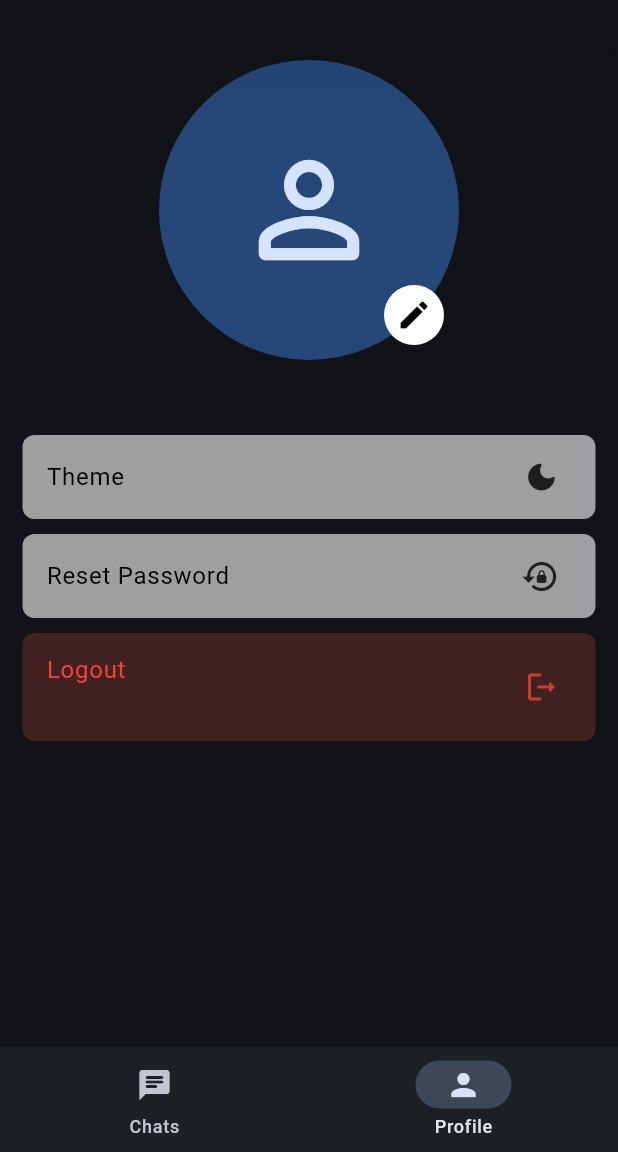
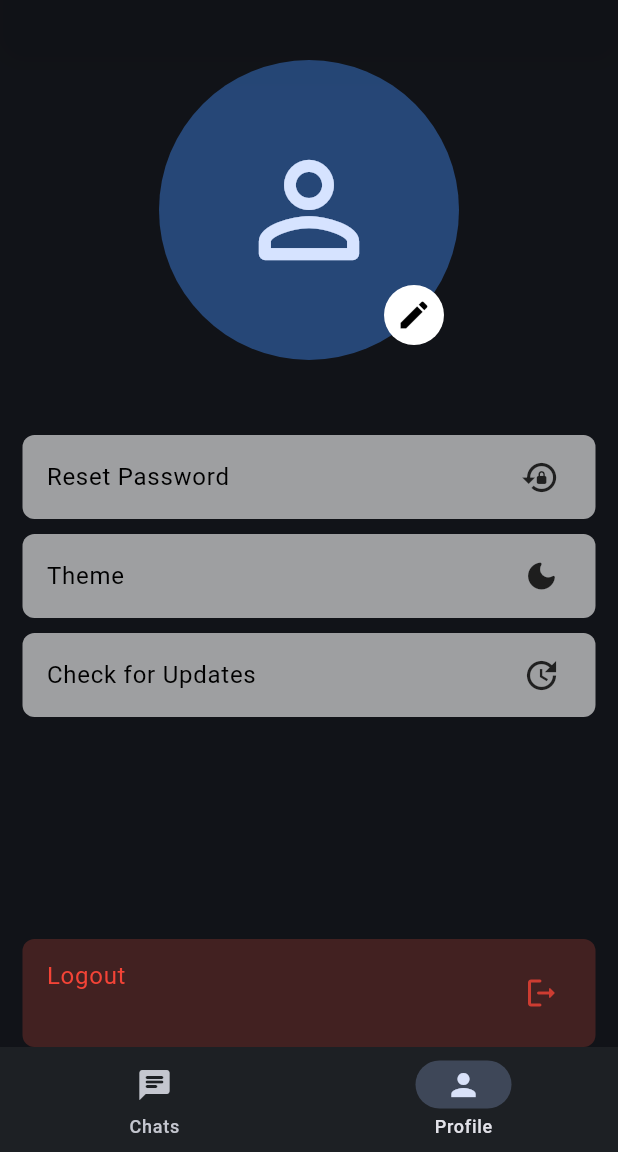
Before and after one commit to vrndv/Minty, a Flutter app: the screen it shows once a user with an empty profile is signed in, item 2 of the bottom bar chosen, after a tap on "Reset Password", on a phone screen of 412 x 824 dp, the part 84-1236 px from its top. Run offline on Flutter 3.47's test engine with Material 3 defaults, Android fonts, the phone set to English and light mode, and no system bars; our stand-ins replace cloud_firestore, firebase_auth, firebase_core, rive; missing offline and left inert: keyboard_visibility_pro; accounts and stored records are empty; network calls fail.

Commit message:
added notifiers for profanity toggle ans app version checks

```diff
--- a/lib/dataNotifiers/notifier.dart
+++ b/lib/dataNotifiers/notifier.dart
@@ -7,3 +7,6 @@ ValueNotifier<String> currentEmail = ValueNotifier("guest@gmail.com");
 ValueNotifier<bool> currentTheme = ValueNotifier(false); //true = light
 ValueNotifier<String> userID = ValueNotifier("Null");
 ValueNotifier<bool> isSearch=ValueNotifier(false);
+ValueNotifier<bool> isProfanity=ValueNotifier(true);
+ValueNotifier<int> newVer = ValueNotifier(1);
+ValueNotifier<int> currVer = ValueNotifier(21);
--- a/lib/screen/home/navbar.dart
+++ b/lib/screen/home/navbar.dart
@@ -20,7 +20,29 @@ class _NavbarState extends State<Navbar> {
               icon: Icon(Icons.chat_rounded),
               label: "Chats",
             ),
-            NavigationDestination(icon: Icon(Icons.person), label: "Profile"),
+            NavigationDestination(icon: SizedBox(
+                height: 25,
+                width: 25,
+                child: Stack(
+                  alignment: Alignment.center,
+                  children: [
+                    Icon(
+                      Icons.person,
+                    ),
+
+                    (currVer.value < newVer.value)
+                        ? Align(
+                            alignment: Alignment.topRight,
+                            child: Icon(
+                              Icons.lens_rounded,
+                              color: Colors.red,
+                              size: 7,
+                            ),
+                          )
+                        : Text(""),
+                  ],
+                ),
+              ), label: "Profile"),
           ],
           height: 70,
           selectedIndex: currentPage,
--- a/lib/screen/views/pages/profile.dart
+++ b/lib/screen/views/pages/profile.dart
@@ -1,8 +1,9 @@
+import 'package:cloud_firestore/cloud_firestore.dart';
 import 'package:firebase_auth/firebase_auth.dart';
 import 'package:flutter/material.dart';
 import 'package:popapp/dataNotifiers/notifier.dart';
 import 'package:popapp/screen/auth/authenticate.dart';
-
+bool i = true;
 class ProfilePage extends StatefulWidget {
   const ProfilePage({super.key});
 
@@ -11,6 +12,23 @@ class ProfilePage extends StatefulWidget {
 }
 
 class _ProfilePageState extends State<ProfilePage> {
+  @override
+  void initState() {
+    super.initState();
+    _chechVersion();
+  }
+
+  Future<void> _chechVersion() async {
+   if (i) {
+     final doc = await FirebaseFirestore.instance
+        .collection('ver')
+        .doc('currentVer')
+        .get();
+    newVer.value = doc["appVer"];
+    i = !i;
+   }
+  }
+
   @override
   Widget build(BuildContext context) {
     return Column(
@@ -29,7 +47,22 @@ class _ProfilePageState extends State<ProfilePage> {
                   bottom: 10,
                   right: 10,
                   child: GestureDetector(
-                    onTap: () => showSnackBar(msg: "🚧 Coming soon..."),
+                    onTap: () async {
+                      newVer.value =
+                          (await FirebaseFirestore.instance
+                                  .collection('ver')
+                                  .doc('currentVer')
+                                  .get())
+                              .get('appVer');
+                      showSnackBar(msg: "${newVer.value}");
+                    },
+                    onLongPress: () {
+                      isProfanity.value = !isProfanity.value;
+                      setState(() {});
+                      showSnackBar(
+                        msg: " Profanity :${isProfanity.value ? "ON" : "OFF"}",
+                      );
+                    },
                     child: CircleAvatar(
                       backgroundColor: Colors.white,
                       child: Icon(Icons.edit, color: Colors.black),
@@ -37,6 +70,50 @@ class _ProfilePageState extends State<ProfilePage> {
                   ),
                 ),
               ],
+            ),
+          ),
+        ),
+        //RESET PASSWORD
+        Container(
+          margin: EdgeInsets.only(top: 10, left: 15, right: 15),
+          decoration: BoxDecoration(
+            color: currentTheme.value
+                ? const Color.fromARGB(113, 163, 163, 163)
+                : const Color.fromARGB(151, 255, 255, 255),
+            borderRadius: BorderRadius.circular(8),
+          ),
+          child: GestureDetector(
+            onTap: () async {
+              await FirebaseAuth.instance.sendPasswordResetEmail(
+                email: currentEmail.value,
+              );
+              showSnackBar(
+                msg:
+                    "Reset link sent to: ${currentEmail.value}\nChech Spam folders ",
+              );
+              await Future.delayed(Duration(seconds: 4));
+              FirebaseAuth.instance.signOut();
+
+              Navigator.of(context).pushAndRemoveUntil(
+                MaterialPageRoute(builder: (context) => const Auth()),
+                (Route<dynamic> route) => false,
+              );
+            },
+            child: ListTile(
+              title: Text(
+                "Reset Password",
+                style: TextStyle(
+                  color: currentTheme.value
+                      ? const Color.fromARGB(255, 0, 0, 0)
+                      : const Color.fromARGB(255, 0, 0, 0),
+                ),
+              ),
+
+              trailing: Icon(
+                Icons.lock_reset,
+                size: 26,
+                color: const Color.fromARGB(204, 0, 0, 0),
+              ),
             ),
           ),
         ),
@@ -71,7 +148,8 @@ class _ProfilePageState extends State<ProfilePage> {
             ),
           ),
         ),
-        //RESET PASSWORD
+
+        //CHECK UPDATE
         Container(
           margin: EdgeInsets.only(top: 10, left: 15, right: 15),
           decoration: BoxDecoration(
@@ -81,19 +159,10 @@ class _ProfilePageState extends State<ProfilePage> {
             borderRadius: BorderRadius.circular(8),
           ),
           child: GestureDetector(
-            onTap: () async {
-              await FirebaseAuth.instance.sendPasswordResetEmail(
-                email: currentEmail.value,
-              );
-              showSnackBar(msg: "Reset link sent to: ${currentEmail.value}\nChech Spam folders ");
-              await Future.delayed(Duration(seconds: 4));
-              FirebaseAuth.instance.signOut();
-
-              Navigator.of(context).pushAndRemoveUntil(MaterialPageRoute(builder: (context) => const Auth(),), (Route<dynamic> route) =>false);
-            },
+            onTap: () {},
             child: ListTile(
               title: Text(
-                "Reset Password",
+                "Check for Updates",
                 style: TextStyle(
                   color: currentTheme.value
                       ? const Color.fromARGB(255, 0, 0, 0)
@@ -101,15 +170,35 @@ class _ProfilePageState extends State<ProfilePage> {
                 ),
               ),
 
-              trailing: Icon(
-                Icons.lock_reset,
-                size: 26,
-                color: const Color.fromARGB(204, 0, 0, 0),
+              trailing: SizedBox(
+                height: 25,
+                width: 25,
+                child: Stack(
+                  alignment: Alignment.center,
+                  children: [
+                    Icon(
+                      Icons.update_outlined,
+                      size: 26,
+                      color: const Color.fromARGB(204, 0, 0, 0),
+                    ),
+
+                    (currVer.value < newVer.value)
+                        ? Align(
+                            alignment: Alignment.topRight,
+                            child: Icon(
+                              Icons.lens_rounded,
+                              color: Colors.red,
+                              size: 7,
+                            ),
+                          )
+                        : Text(""),
+                  ],
+                ),
               ),
             ),
           ),
         ),
-
+        Expanded(child: Text("")),
         //LOGOUT
         Container(
           margin: EdgeInsets.only(top: 10, left: 15, right: 15),
@@ -151,13 +240,10 @@ class _ProfilePageState extends State<ProfilePage> {
       ],
     );
   }
-  void showSnackBar({required String msg}){
-  ScaffoldMessenger.of(context).showSnackBar(
-                SnackBar(
-                  content: Text(
-                    msg,
-                  ),
-                  duration: Duration(seconds: 5),
-                ),
-              );
-}}
+
+  void showSnackBar({required String msg}) {
+    ScaffoldMessenger.of(context).showSnackBar(
+      SnackBar(content: Text(msg), duration: Duration(seconds: 5)),
+    );
+  }
+}
```
Also changed, not shown: lib/main.dart (line endings or trailing spaces).
